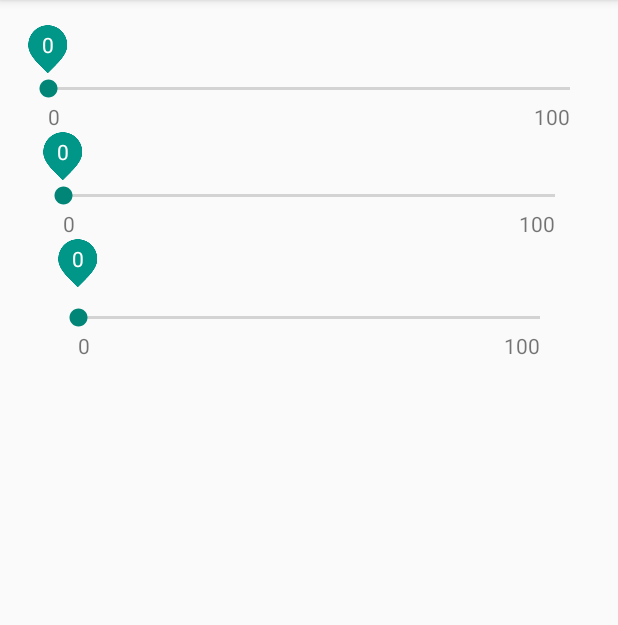
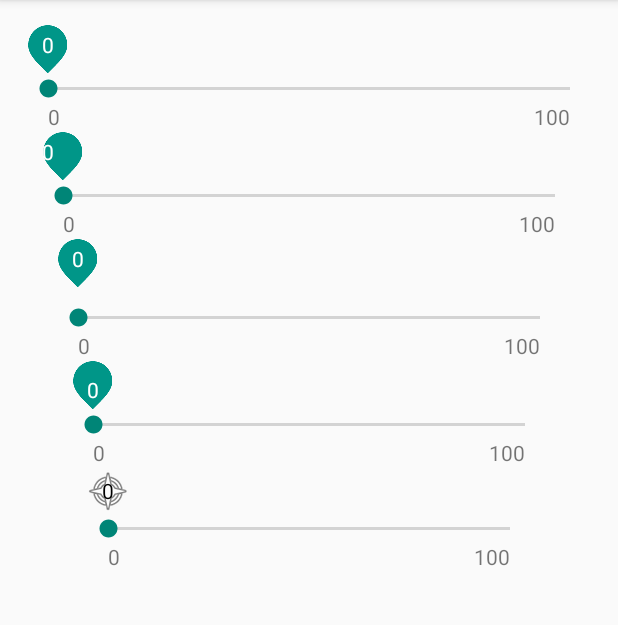
Before and after one commit to albertovecina/seekbar-indicated, an Android app: the screen it shows after launch (DemoActivity), on a phone screen of 412 x 824 dp, the part 84-709 px from its top. Run offline under Robolectric (Android 15) with nearby library versions, the phone set to English and light mode, and no system bars.

Commit message:
*Added custom attributes: 	-Indicator text margins 	-Indicator text color 	-Indicator drawable

```diff
--- a/example/src/main/res/layout/activity_demo.xml
+++ b/example/src/main/res/layout/activity_demo.xml
@@ -15,6 +15,7 @@
     <com.vsa.seekbarindicated.SeekBarIndicated
         android:layout_width="match_parent"
         android:layout_height="wrap_content"
+        app:indicator_textCenterHorizontal="false"
         app:seekbar_marginLeft="10dp"
         app:seekbar_marginRight="10dp" />
     <com.vsa.seekbarindicated.SeekBarIndicated
@@ -24,4 +25,20 @@
         app:seekbar_marginRight="20dp"
         app:seekbar_marginTop="10dp" />
 
+    <com.vsa.seekbarindicated.SeekBarIndicated
+        android:layout_width="match_parent"
+        android:layout_height="wrap_content"
+        app:seekbar_marginLeft="30dp"
+        app:seekbar_marginRight="30dp"
+        app:indicator_textMarginTop="10dp" />
+    <com.vsa.seekbarindicated.SeekBarIndicated
+        android:layout_width="match_parent"
+        android:layout_height="wrap_content"
+        app:seekbar_marginLeft="40dp"
+        app:seekbar_marginRight="40dp"
+        app:indicator_textColor="@android:color/black"
+        app:indicator_textCenterHorizontal="true"
+        app:indicator_textCenterVertical="true"
+        app:indicator_src="@android:drawable/ic_menu_compass" />
+
 </LinearLayout>
--- a/seekbarindicated/src/main/java/com/vsa/seekbarindicated/SeekBarIndicated.java
+++ b/seekbarindicated/src/main/java/com/vsa/seekbarindicated/SeekBarIndicated.java
@@ -2,6 +2,7 @@ package com.vsa.seekbarindicated;
 
 import android.content.Context;
 import android.content.res.TypedArray;
+import android.graphics.Color;
 import android.graphics.Rect;
 import android.util.AttributeSet;
 import android.view.LayoutInflater;
@@ -9,6 +10,7 @@ import android.view.View;
 import android.view.ViewGroup;
 import android.view.ViewTreeObserver;
 import android.widget.FrameLayout;
+import android.widget.ImageView;
 import android.widget.RelativeLayout;
 import android.widget.SeekBar;
 import android.widget.TextView;
@@ -19,6 +21,7 @@ import android.widget.TextView;
 public class SeekBarIndicated extends FrameLayout implements SeekBar.OnSeekBarChangeListener {
 
     private ViewGroup mWrapperIndicator;
+    private ImageView mImageViewIndicator;
     private TextView mTextViewProgress;
     private SeekBar mSeekBar;
     private RelativeLayout mWrapperSeekBarMaxMinValues;
@@ -89,6 +92,7 @@ public class SeekBarIndicated extends FrameLayout implements SeekBar.OnSeekBarCh
 
     private void bindViews(View view) {
         mWrapperIndicator = (ViewGroup) view.findViewById(R.id.wrapper_seekbar_indicator);
+        mImageViewIndicator = (ImageView) view.findViewById(R.id.img_seekbar_indicator);
         mTextViewProgress = (TextView) view.findViewById(R.id.txt_seekbar_indicated_progress);
         mSeekBar = (SeekBar) view.findViewById(R.id.seekbar);
         mWrapperSeekBarMaxMinValues= (RelativeLayout) view.findViewById(R.id.wrapper_seekbar_max_min_values);
@@ -138,7 +142,7 @@ public class SeekBarIndicated extends FrameLayout implements SeekBar.OnSeekBarCh
                 * mSeekBar.getProgress()
                 / mSeekBar.getMax();
         mWrapperIndicator.setX(thumbPos
-        - (mWrapperIndicator.getWidth() / 2));
+                - (mWrapperIndicator.getWidth() / 2));
     }
 
     private void setAttributes(Context context, AttributeSet attrs, int defStyle) {
@@ -150,8 +154,7 @@ public class SeekBarIndicated extends FrameLayout implements SeekBar.OnSeekBarCh
         mSeekBarMarginTop = arr.getDimensionPixelSize(R.styleable.SeekBarIndicated_seekbar_marginTop, 0);
         mSeekBarMarginRight = arr.getDimensionPixelSize(R.styleable.SeekBarIndicated_seekbar_marginRight, 0);
         mSeekBarMarginBottom = arr.getDimensionPixelSize(R.styleable.SeekBarIndicated_seekbar_marginBottom, 0);
-        mIndicatorText = arr.getString(R.styleable.SeekBarIndicated_seekbar_indicatorText);
-        arr.recycle();
+        mIndicatorText = arr.getString(R.styleable.SeekBarIndicated_indicator_text);
         mWrapperSeekBarMaxMinValues.setPadding(
                 mSeekBarMarginLeft + mSeekBar.getPaddingLeft(),
                 0,
@@ -164,8 +167,72 @@ public class SeekBarIndicated extends FrameLayout implements SeekBar.OnSeekBarCh
                 mSeekBar.getPaddingTop() + mSeekBarMarginTop,
                 mSeekBar.getPaddingRight() + mSeekBarMarginRight,
                 mSeekBar.getPaddingBottom() + mSeekBarMarginBottom);
+        setIndicatorImage(arr);
+        setIndicatorTextAttributes(arr);
+        arr.recycle();
 
     }
+
+    private void setIndicatorTextAttributes(TypedArray arr) {
+        RelativeLayout.LayoutParams layoutParams =
+                (RelativeLayout.LayoutParams) mTextViewProgress.getLayoutParams();
+        int indicatorTextMarginLeft =
+                arr.getDimensionPixelSize(
+                        R.styleable.SeekBarIndicated_indicator_textMarginLeft,
+                        layoutParams.leftMargin);
+        int indicatorTextMarginTop =
+                arr.getDimensionPixelSize(
+                        R.styleable.SeekBarIndicated_indicator_textMarginTop,
+                        getContext().getResources()
+                                .getDimensionPixelSize(R.dimen.indicator_txt_margin_top));
+        int indicatorTextMarginRight =
+                arr.getDimensionPixelSize(
+                        R.styleable.SeekBarIndicated_indicator_textMarginRight,
+                        layoutParams.rightMargin);
+        int indicatorTextMarginBottom =
+                arr.getDimensionPixelSize(
+                        R.styleable.SeekBarIndicated_indicator_textMarginBottom,
+                        layoutParams.bottomMargin);
+
+        int indicatorTextColor = arr.getColor(R.styleable.SeekBarIndicated_indicator_textColor, Color.WHITE);
+
+        if(arr.hasValue(R.styleable.SeekBarIndicated_indicator_textCenterHorizontal)) {
+            boolean centerHorizontal = arr.getBoolean(
+                    R.styleable.SeekBarIndicated_indicator_textCenterHorizontal, false);
+            if(centerHorizontal) {
+                layoutParams.addRule(RelativeLayout.CENTER_HORIZONTAL);
+                if(!arr.hasValue(R.styleable.SeekBarIndicated_indicator_textMarginTop))
+                    indicatorTextMarginTop = 0;
+            }
+        } else {
+            layoutParams.addRule(RelativeLayout.CENTER_HORIZONTAL);
+        }
+        if(arr.hasValue(R.styleable.SeekBarIndicated_indicator_textCenterVertical)) {
+            boolean centerVertical = arr.getBoolean(
+                    R.styleable.SeekBarIndicated_indicator_textCenterVertical, false);
+            if(centerVertical)
+                layoutParams.addRule(RelativeLayout.CENTER_VERTICAL);
+        }
+
+        mTextViewProgress.setTextColor(indicatorTextColor);
+
+        layoutParams.setMargins(indicatorTextMarginLeft,
+                indicatorTextMarginTop,
+                indicatorTextMarginBottom,
+                indicatorTextMarginRight);
+
+
+
+        mTextViewProgress.setLayoutParams(layoutParams);
+    }
+
+    private void setIndicatorImage(TypedArray arr) {
+        int imageResourceId = arr.getResourceId(R.styleable.SeekBarIndicated_indicator_src,
+                R.drawable.indicator_icon);
+        mImageViewIndicator.setImageResource(imageResourceId);
+
+    }
+
 
     public void setOnSeekBarChangeListener(SeekBar.OnSeekBarChangeListener onSeekBarChangeListener) {
         mOnSeekBarChangeListener = onSeekBarChangeListener;
--- a/seekbarindicated/src/main/res/layout/view_seekbar_indicated.xml
+++ b/seekbarindicated/src/main/res/layout/view_seekbar_indicated.xml
@@ -6,16 +6,14 @@
         android:layout_width="wrap_content"
         android:layout_height="wrap_content" >
         <ImageView
+            android:id="@+id/img_seekbar_indicator"
             android:layout_width="wrap_content"
             android:layout_height="wrap_content"
-            android:layout_alignParentTop="true"
-            android:src="@drawable/indicator_icon"/>
+            android:layout_alignParentTop="true" />
         <TextView
             android:id="@+id/txt_seekbar_indicated_progress"
             android:layout_width="wrap_content"
             android:layout_height="wrap_content"
-            android:layout_centerHorizontal="true"
-            android:layout_marginTop="4dp"
             android:textColor="@android:color/white"
             tools:text="100" />
     </RelativeLayout>
--- a/seekbarindicated/src/main/res/values/attrs.xml
+++ b/seekbarindicated/src/main/res/values/attrs.xml
@@ -5,9 +5,15 @@
         <attr name="seekbar_marginTop" format="dimension"/>
         <attr name="seekbar_marginRight" format="dimension"/>
         <attr name="seekbar_marginBottom" format="dimension"/>
-        <attr name="seekbar_indicatorText" format="reference"/>
-        <attr name="seekbar_indicatorTextColor" format="reference" />
-        <attr name="seekbar_indicatorSrc" format="reference" />
         <attr name="seekbar_sideMarks" format="boolean" />
+        <attr name="indicator_src" format="reference" />
+        <attr name="indicator_text" format="reference"/>
+        <attr name="indicator_textColor" format="color" />
+        <attr name="indicator_textCenterHorizontal" format="boolean"/>
+        <attr name="indicator_textCenterVertical" format="boolean"/>
+        <attr name="indicator_textMarginLeft" format="dimension"/>
+        <attr name="indicator_textMarginTop" format="dimension"/>
+        <attr name="indicator_textMarginRight" format="dimension"/>
+        <attr name="indicator_textMarginBottom" format="dimension"/>
     </declare-styleable>
 </resources>
--- /dev/null
+++ b/seekbarindicated/src/main/res/values/dimens.xml
@@ -0,0 +1,4 @@
+<?xml version="1.0" encoding="utf-8"?>
+<resources>
+    <dimen name="indicator_txt_margin_top">4dp</dimen>
+</resources>
```
